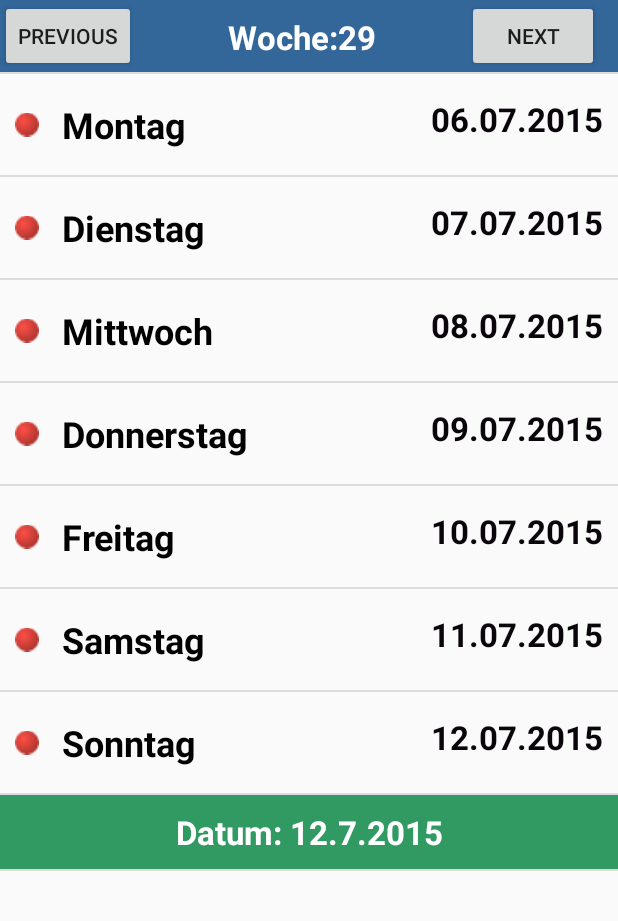
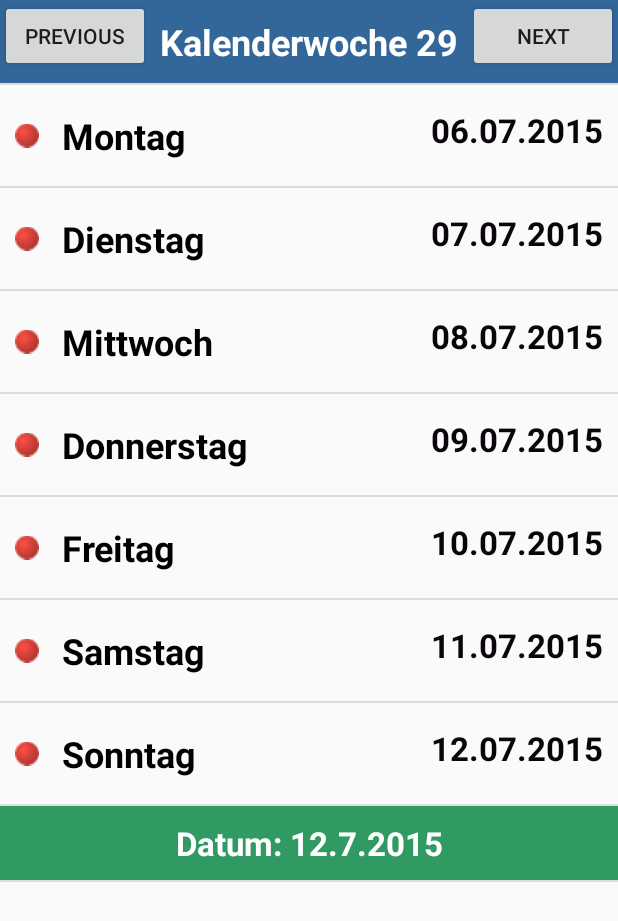
Before and after one commit to Taikaschi/PCM_214, an Android app: the WeekPlanActivity screen opened directly, with no data from a screen before it, on a phone screen of 412 x 824 dp. Shown: the top 921 px of the screen. Run offline under Robolectric (Android 15) with nearby library versions, the phone set to English and light mode, and no system bars.

Commit message:
list_view_header_row.xml angepasst actitivity_day_plan.xml angepasst

```diff
--- a/app/src/main/java/de/fhs/pcm_214/WeekPlanActivity.java
+++ b/app/src/main/java/de/fhs/pcm_214/WeekPlanActivity.java
@@ -72,7 +72,7 @@ public class WeekPlanActivity extends Activity {
 
         Calendar calendar = Calendar.getInstance();
         TextView textView = (TextView)findViewById(R.id.txtHeader);
-        textView.setText("Woche:" + calendar.get(Calendar.WEEK_OF_YEAR));
+        textView.setText("Kalenderwoche " + calendar.get(Calendar.WEEK_OF_YEAR));
 
         TextView textView1 = (TextView)findViewById(R.id.txtFooder);
         textView1.setText("Datum: " + calendar.get(Calendar.DAY_OF_MONTH) + "." +
--- a/app/src/main/res/layout/activity_day_plan.xml
+++ b/app/src/main/res/layout/activity_day_plan.xml
@@ -18,7 +18,7 @@
         android:gravity="center_horizontal"
         android:text="@string/textViewDate"
         android:textAlignment="center"
-        android:textSize="24dp"
+        android:textSize="24sp"
         android:textStyle="bold" />
 
     <Space
@@ -64,11 +64,10 @@
             android:layout_alignParentEnd="true"
             android:layout_gravity="right"
             android:layout_toEndOf="@+id/textView_rcp1"
-            android:ems="10"
             android:gravity="bottom|right"
             android:inputType="number"
             android:text="000"
-            android:textSize="20dp" />
+            android:textSize="20sp" />
 
     </RelativeLayout>
 
@@ -100,7 +99,7 @@
             android:maxLines="3"
             android:text="Nudel-Auflauf mit Blumenkohl und Spinat zu Tomatensoße"
             android:textAppearance="?android:attr/textAppearanceLarge"
-            android:textSize="20dp" />
+            android:textSize="20sp" />
 
         <EditText
             android:id="@+id/editTextNumber2"
@@ -109,7 +108,6 @@
             android:layout_alignParentEnd="true"
             android:layout_alignParentTop="false"
             android:layout_toEndOf="@id/textView_rcp2"
-            android:ems="10"
             android:gravity="bottom|end"
             android:inputType="number"
             android:text="000"
@@ -153,7 +151,6 @@
             android:layout_alignParentEnd="true"
             android:layout_alignParentTop="false"
             android:layout_toEndOf="@id/textView_rcp3"
-            android:ems="10"
             android:gravity="bottom|end"
             android:inputType="number"
             android:text="000"
--- a/app/src/main/res/layout/list_view_header_row.xml
+++ b/app/src/main/res/layout/list_view_header_row.xml
@@ -1,42 +1,34 @@
 <?xml version="1.0" encoding="utf-8"?>
-<LinearLayout
+<RelativeLayout
     xmlns:android="http://schemas.android.com/apk/res/android"
     android:orientation="horizontal"
     android:layout_width="fill_parent"
     android:layout_height="fill_parent"
-    android:background="#336699"
-    android:layout_gravity="center_vertical"
-    android:weightSum="1">
-
+    android:background="#336699" >
 
     <Button
-        android:layout_width="wrap_content"
+        android:layout_width="100sp"
         android:layout_height="wrap_content"
         android:text="previous"
-        android:id="@+id/button3"
-        android:layout_gravity="center_vertical" />
+        android:id="@+id/button3" />
 
     <TextView android:id="@+id/txtHeader"
-        android:layout_width="wrap_content"
-        android:layout_height="fill_parent"
+        android:layout_width="380sp"
+        android:layout_height="55sp"
         android:gravity="center"
-        android:layout_alignParentTop="true"
-        android:layout_alignParentBottom="true"
         android:textStyle="bold"
-        android:textSize="22dp"
+        android:textSize="24sp"
         android:textColor="#FFFFFF"
-        android:padding="10dp"
         android:text="KW"
 
-        android:layout_weight="0.89" />
-
+        android:layout_gravity="center_horizontal"
+        android:layout_centerHorizontal="true" />
 
     <Button
-        android:layout_width="wrap_content"
+        android:layout_width="100sp"
         android:layout_height="wrap_content"
         android:text="next"
         android:id="@+id/button4"
-        android:layout_gravity="right" />
+        android:layout_alignParentEnd="true" />
 
-
-</LinearLayout>
+</RelativeLayout>
```
